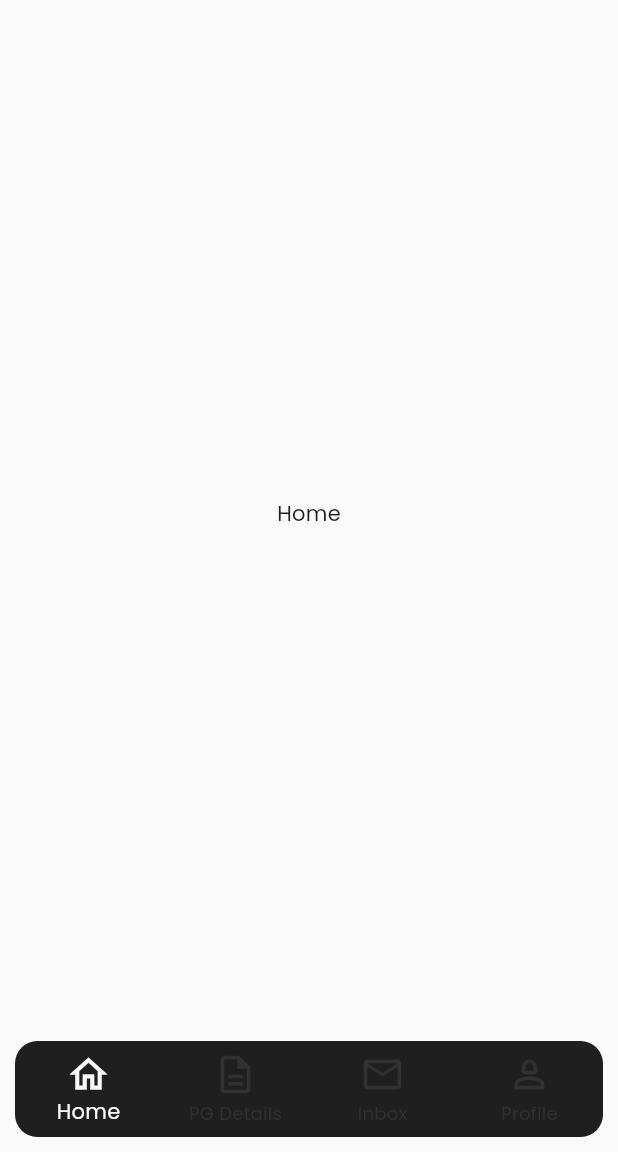
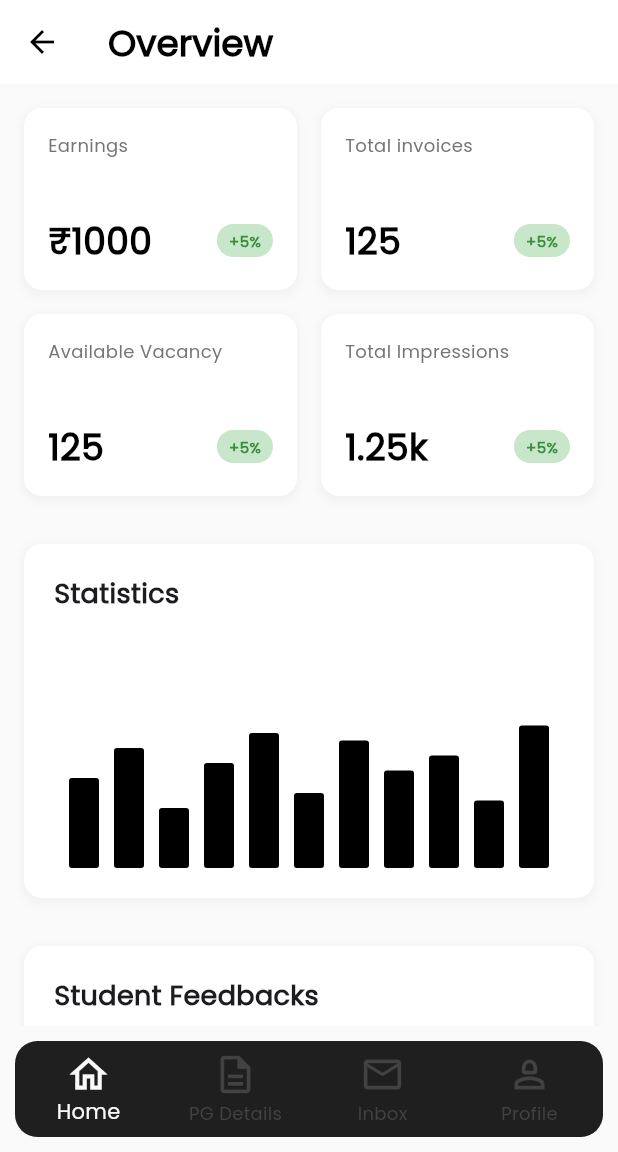
Before and after one commit to PgBee/PgBee-flutter-app, a Flutter app: the screen it shows after launch, on a phone screen of 412 x 824 dp, the part 84-1236 px from its top. Run offline on Flutter 3.47's test engine with Material 3 defaults, Android fonts, the phone set to English and light mode, and no system bars; our stand-ins replace dio, get_it.

Commit message:
Just Layout Created to Inbox and Home Page

```diff
--- a/lib/core/constants/colors.dart
+++ b/lib/core/constants/colors.dart
@@ -6,6 +6,6 @@ class LightColor{
   static Color appPrimary = Color(0xFF424242);
   static Color appSecondary = Color(0xFF43FF25);
   static Color appTertiary = Color(0xFFFFE536);
-  static Color grey = Color(0x80424242);
+  static Color grey = Color(0xFF424242);
   static Color shadowColor = Color(0x0C2A2A2A);
 }
--- /dev/null
+++ b/lib/views/screens/home_screen.dart
@@ -0,0 +1,314 @@
+import 'package:flutter/material.dart';
+
+class HomeScreen extends StatelessWidget {
+  const HomeScreen({Key? key}) : super(key: key);
+
+  @override
+  Widget build(BuildContext context) {
+    return Scaffold(
+      backgroundColor: Colors.grey[50],
+      appBar: AppBar(
+        backgroundColor: Colors.white,
+        elevation: 0,
+        title: const Text(
+          'Overview',
+          style: TextStyle(
+            color: Colors.black,
+            fontSize: 24,
+            fontWeight: FontWeight.bold,
+          ),
+        ),
+        leading: IconButton(
+          icon: const Icon(Icons.arrow_back, color: Colors.black),
+          onPressed: () => Navigator.pop(context),
+        ),
+      ),
+      body: SingleChildScrollView(
+        padding: const EdgeInsets.all(16.0),
+        child: Column(
+          crossAxisAlignment: CrossAxisAlignment.start,
+          children: [
+            // Stats Grid
+            GridView.count(
+              shrinkWrap: true,
+              physics: const NeverScrollableScrollPhysics(),
+              crossAxisCount: 2,
+              crossAxisSpacing: 16,
+              mainAxisSpacing: 16,
+              childAspectRatio: 1.5,
+              children: [
+                _buildStatCard(
+                  title: 'Earnings',
+                  value: '₹1000',
+                  isPositive: true,
+                ),
+                _buildStatCard(
+                  title: 'Total invoices',
+                  value: '125',
+                  isPositive: true,
+                ),
+                _buildStatCard(
+                  title: 'Available Vacancy',
+                  value: '125',
+                  isPositive: true,
+                ),
+                _buildStatCard(
+                  title: 'Total Impressions',
+                  value: '1.25k',
+                  isPositive: true,
+                ),
+              ],
+            ),
+
+            const SizedBox(height: 32),
+
+            // Statistics Chart Section
+            Container(
+              width: double.infinity,
+              padding: const EdgeInsets.all(20),
+              decoration: BoxDecoration(
+                color: Colors.white,
+                borderRadius: BorderRadius.circular(12),
+                boxShadow: [
+                  BoxShadow(
+                    color: Colors.grey.withOpacity(0.1),
+                    spreadRadius: 1,
+                    blurRadius: 4,
+                    offset: const Offset(0, 2),
+                  ),
+                ],
+              ),
+              child: Column(
+                crossAxisAlignment: CrossAxisAlignment.start,
+                children: [
+                  const Text(
+                    'Statistics',
+                    style: TextStyle(
+                      fontSize: 18,
+                      fontWeight: FontWeight.bold,
+                    ),
+                  ),
+                  const SizedBox(height: 20),
+                  SizedBox(
+                    height: 150,
+                    child: Row(
+                      mainAxisAlignment: MainAxisAlignment.spaceEvenly,
+                      crossAxisAlignment: CrossAxisAlignment.end,
+                      children: [
+                        _buildBarChart(60),
+                        _buildBarChart(80),
+                        _buildBarChart(40),
+                        _buildBarChart(70),
+                        _buildBarChart(90),
+                        _buildBarChart(50),
+                        _buildBarChart(85),
+                        _buildBarChart(65),
+                        _buildBarChart(75),
+                        _buildBarChart(45),
+                        _buildBarChart(95),
+                      ],
+                    ),
+                  ),
+                ],
+              ),
+            ),
+
+            const SizedBox(height: 32),
+
+            // Student Feedbacks Section
+            Container(
+              width: double.infinity,
+              padding: const EdgeInsets.all(20),
+              decoration: BoxDecoration(
+                color: Colors.white,
+                borderRadius: BorderRadius.circular(12),
+                boxShadow: [
+                  BoxShadow(
+                    color: Colors.grey.withOpacity(0.1),
+                    spreadRadius: 1,
+                    blurRadius: 4,
+                    offset: const Offset(0, 2),
+                  ),
+                ],
+              ),
+              child: Column(
+                crossAxisAlignment: CrossAxisAlignment.start,
+                children: [
+                  const Text(
+                    'Student Feedbacks',
+                    style: TextStyle(
+                      fontSize: 18,
+                      fontWeight: FontWeight.bold,
+                    ),
+                  ),
+                  const SizedBox(height: 16),
+
+                  // Filter Chips
+                  Row(
+                    children: [
+                      _buildFilterChip('Received today', true),
+                      const SizedBox(width: 8),
+                      _buildFilterChip('Learned Subject', false),
+                      const SizedBox(width: 8),
+                      _buildFilterChip('Positive', false),
+                      const SizedBox(width: 8),
+                      _buildFilterChip('Negative', false),
+                    ],
+                  ),
+
+                  const SizedBox(height: 20),
+
+                  // Feedback Items
+                  _buildFeedbackItem('Student 1'),
+                  const SizedBox(height: 16),
+                  _buildFeedbackItem('Student 2'),
+                  const SizedBox(height: 16),
+                  _buildFeedbackItem('Student 3'),
+                ],
+              ),
+            ),
+          ],
+        ),
+      ),
+    );
+  }
+
+  Widget _buildStatCard({
+    required String title,
+    required String value,
+    required bool isPositive,
+  }) {
+    return Container(
+      padding: const EdgeInsets.all(16),
+      decoration: BoxDecoration(
+        color: Colors.white,
+        borderRadius: BorderRadius.circular(12),
+        boxShadow: [
+          BoxShadow(
+            color: Colors.grey.withOpacity(0.1),
+            spreadRadius: 1,
+            blurRadius: 4,
+            offset: const Offset(0, 2),
+          ),
+        ],
+      ),
+      child: Column(
+        crossAxisAlignment: CrossAxisAlignment.start,
+        mainAxisAlignment: MainAxisAlignment.spaceBetween,
+        children: [
+          Text(
+            title,
+            style: TextStyle(
+              fontSize: 12,
+              color: Colors.grey[600],
+              fontWeight: FontWeight.w500,
+            ),
+          ),
+          Row(
+            mainAxisAlignment: MainAxisAlignment.spaceBetween,
+            children: [
+              Text(
+                value,
+                style: const TextStyle(
+                  fontSize: 24,
+                  fontWeight: FontWeight.bold,
+                  color: Colors.black,
+                ),
+              ),
+              Container(
+                padding: const EdgeInsets.symmetric(horizontal: 8, vertical: 4),
+                decoration: BoxDecoration(
+                  color: isPositive ? Colors.green[100] : Colors.red[100],
+                  borderRadius: BorderRadius.circular(12),
+                ),
+                child: Text(
+                  isPositive ? '+5%' : '-5%',
+                  style: TextStyle(
+                    fontSize: 10,
+                    color: isPositive ? Colors.green[700] : Colors.red[700],
+                    fontWeight: FontWeight.w600,
+                  ),
+                ),
+              ),
+            ],
+          ),
+        ],
+      ),
+    );
+  }
+
+  Widget _buildBarChart(double height) {
+    return Container(
+      width: 20,
+      height: height,
+      decoration: BoxDecoration(
+        color: Colors.black,
+        borderRadius: BorderRadius.circular(2),
+      ),
+    );
+  }
+
+  Widget _buildFilterChip(String label, bool isSelected) {
+    return Container(
+      padding: const EdgeInsets.symmetric(horizontal: 12, vertical: 6),
+      decoration: BoxDecoration(
+        color: isSelected ? Colors.black : Colors.transparent,
+        borderRadius: BorderRadius.circular(16),
+        border: Border.all(
+          color: isSelected ? Colors.black : Colors.grey[300]!,
+        ),
+      ),
+      child: Text(
+        label,
+        style: TextStyle(
+          fontSize: 12,
+          color: isSelected ? Colors.white : Colors.grey[600],
+          fontWeight: FontWeight.w500,
+        ),
+      ),
+    );
+  }
+
+  Widget _buildFeedbackItem(String student) {
+    return Row(
+      crossAxisAlignment: CrossAxisAlignment.start,
+      children: [
+        CircleAvatar(
+          radius: 20,
+          backgroundColor: Colors.grey[300],
+          child: Text(
+            student[student.length - 1],
+            style: const TextStyle(
+              fontWeight: FontWeight.bold,
+              color: Colors.black54,
+            ),
+          ),
+        ),
+        const SizedBox(width: 12),
+        Expanded(
+          child: Column(
+            crossAxisAlignment: CrossAxisAlignment.start,
+            children: [
+              Text(
+                student,
+                style: const TextStyle(
+                  fontWeight: FontWeight.w600,
+                  fontSize: 14,
+                ),
+              ),
+              const SizedBox(height: 4),
+              Text(
+                'Madam is kind and helpful, gave helpful call when needed to clarify doubts',
+                style: TextStyle(
+                  fontSize: 12,
+                  color: Colors.grey[600],
+                  height: 1.3,
+                ),
+              ),
+            ],
+          ),
+        ),
+      ],
+    );
+  }
+}
--- a/lib/views/screens/root_layout.dart
+++ b/lib/views/screens/root_layout.dart
@@ -1,7 +1,9 @@
 import 'package:flutter/material.dart';
 import 'package:pgbee/core/constants/colors.dart';
 import 'package:pgbee/providers/screens_provider.dart';
+import 'package:pgbee/views/screens/inbox_screen.dart';
 import 'package:provider/provider.dart';
+import 'package:pgbee/views/screens/home_screen.dart';
 
 class RootLayout extends StatefulWidget{
   @override
@@ -11,15 +13,11 @@ class RootLayout extends StatefulWidget{
 class _StateRootLayout extends State<RootLayout> {
 
   final List<Widget> _screens = [
-    Center(
-      child: Text("Home"),
-    ),
+    HomeScreen(),
     Center(
       child: Text("PG Details"),
     ),
-    Center(
-      child: Text("INbox"),
-    ),
+    InboxScreen(),
     Center(
       child: Text("Profile"),
     ),
@@ -31,6 +29,7 @@ class _StateRootLayout extends State<RootLayout> {
     int selectedIndex = pageProvider.currentIndex;
     return Scaffold(
       appBar: AppBar(
+        backgroundColor: LightColor.background,
         title: Image.asset(
           'assets/images/logo.png',
           width: 230,
```
Also changed, not shown: lib/views/screens/inbox_screen.dart (added, +289 -0 lines).
